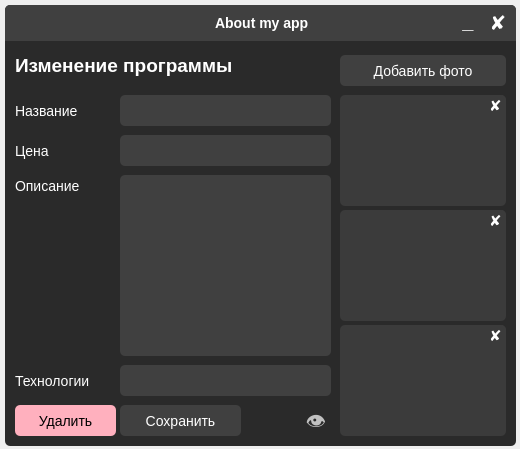
The window that about_my_app/about_my_app.ui (b0shka/selling_apps) describes before a commit, drawn with Qt 5.
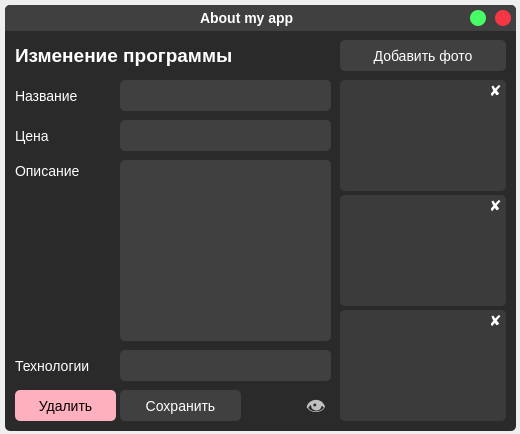
The same window after the commit.

```diff
--- a/about_my_app/about_my_app.ui
+++ b/about_my_app/about_my_app.ui
@@ -7,19 +7,19 @@
     <x>0</x>
     <y>0</y>
     <width>520</width>
-    <height>449</height>
+    <height>434</height>
    </rect>
   </property>
   <property name="minimumSize">
    <size>
-    <width>336</width>
-    <height>410</height>
+    <width>520</width>
+    <height>434</height>
    </size>
   </property>
   <property name="maximumSize">
    <size>
-    <width>45345</width>
-    <height>5435435</height>
+    <width>520</width>
+    <height>434</height>
    </size>
   </property>
   <property name="windowTitle">
@@ -34,13 +34,13 @@
      <x>5</x>
      <y>5</y>
      <width>511</width>
-     <height>441</height>
+     <height>426</height>
     </rect>
    </property>
    <property name="minimumSize">
     <size>
      <width>511</width>
-     <height>441</height>
+     <height>4</height>
     </size>
    </property>
    <property name="maximumSize">
@@ -65,7 +65,7 @@
     <property name="geometry">
      <rect>
       <x>10</x>
-      <y>365</y>
+      <y>350</y>
       <width>96</width>
       <height>21</height>
      </rect>
@@ -81,7 +81,7 @@
     <property name="geometry">
      <rect>
       <x>10</x>
-      <y>50</y>
+      <y>40</y>
       <width>256</width>
       <height>21</height>
      </rect>
@@ -104,7 +104,7 @@
     <property name="geometry">
      <rect>
       <x>115</x>
-      <y>360</y>
+      <y>345</y>
       <width>211</width>
       <height>31</height>
      </rect>
@@ -120,7 +120,7 @@
     <property name="geometry">
      <rect>
       <x>10</x>
-      <y>95</y>
+      <y>80</y>
       <width>96</width>
       <height>21</height>
      </rect>
@@ -136,7 +136,7 @@
     <property name="geometry">
      <rect>
       <x>10</x>
-      <y>170</y>
+      <y>155</y>
       <width>96</width>
       <height>21</height>
      </rect>
@@ -152,7 +152,7 @@
     <property name="geometry">
      <rect>
       <x>115</x>
-      <y>90</y>
+      <y>75</y>
       <width>211</width>
       <height>31</height>
      </rect>
@@ -171,7 +171,7 @@
     <property name="geometry">
      <rect>
       <x>115</x>
-      <y>170</y>
+      <y>155</y>
       <width>211</width>
       <height>181</height>
      </rect>
@@ -187,7 +187,7 @@
     <property name="geometry">
      <rect>
       <x>115</x>
-      <y>130</y>
+      <y>115</y>
       <width>211</width>
       <height>31</height>
      </rect>
@@ -203,7 +203,7 @@
     <property name="geometry">
      <rect>
       <x>115</x>
-      <y>400</y>
+      <y>385</y>
       <width>121</width>
       <height>31</height>
      </rect>
@@ -226,7 +226,7 @@
     <property name="geometry">
      <rect>
       <x>10</x>
-      <y>135</y>
+      <y>120</y>
       <width>61</width>
       <height>21</height>
      </rect>
@@ -242,7 +242,7 @@
     <property name="geometry">
      <rect>
       <x>10</x>
-      <y>400</y>
+      <y>385</y>
       <width>101</width>
       <height>31</height>
      </rect>
@@ -262,120 +262,11 @@
      <string>Удалить</string>
     </property>
    </widget>
-   <widget class="QFrame" name="frame_3">
-    <property name="geometry">
-     <rect>
-      <x>0</x>
-      <y>0</y>
-      <width>511</width>
-      <height>36</height>
-     </rect>
-    </property>
-    <property name="styleSheet">
-     <string notr="true">QFrame{
-	border-bottom-left-radius: 0px;
-	border-bottom-right-radius: 0px;
-	background-color: #404040;
-}</string>
-    </property>
-    <property name="frameShape">
-     <enum>QFrame::StyledPanel</enum>
-    </property>
-    <property name="frameShadow">
-     <enum>QFrame::Raised</enum>
-    </property>
-    <widget class="QPushButton" name="pushButton_8">
-     <property name="geometry">
-      <rect>
-       <x>480</x>
-       <y>5</y>
-       <width>26</width>
-       <height>26</height>
-      </rect>
-     </property>
-     <property name="font">
-      <font>
-       <pointsize>-1</pointsize>
-       <weight>75</weight>
-       <bold>true</bold>
-      </font>
-     </property>
-     <property name="styleSheet">
-      <string notr="true">QPushButton {
-	font-size: 20px;
-	background-color: #404040;
-	border-radius: 5px;
-}
-QPushButton::hover {
-	background-color: #ffb0be;
-	color: black;
-}</string>
-     </property>
-     <property name="text">
-      <string>✘</string>
-     </property>
-    </widget>
-    <widget class="QPushButton" name="pushButton_9">
-     <property name="geometry">
-      <rect>
-       <x>450</x>
-       <y>5</y>
-       <width>26</width>
-       <height>26</height>
-      </rect>
-     </property>
-     <property name="font">
-      <font>
-       <pointsize>-1</pointsize>
-       <weight>75</weight>
-       <bold>true</bold>
-      </font>
-     </property>
-     <property name="styleSheet">
-      <string notr="true">QPushButton {
-	padding-bottom: 4px;
-	font-size: 20px;
-	background-color: #404040;
-	border-radius: 5px;
-}
-QPushButton::hover {
-	background-color: #2a2a2a;
-}</string>
-     </property>
-     <property name="text">
-      <string>_</string>
-     </property>
-    </widget>
-    <widget class="QLabel" name="label_8">
-     <property name="geometry">
-      <rect>
-       <x>210</x>
-       <y>10</y>
-       <width>111</width>
-       <height>16</height>
-      </rect>
-     </property>
-     <property name="font">
-      <font>
-       <pointsize>-1</pointsize>
-       <weight>75</weight>
-       <bold>true</bold>
-      </font>
-     </property>
-     <property name="styleSheet">
-      <string notr="true">font-size: 14px;
-color: white;</string>
-     </property>
-     <property name="text">
-      <string>About my app</string>
-     </property>
-    </widget>
-   </widget>
    <widget class="QLabel" name="label_10">
     <property name="geometry">
      <rect>
       <x>335</x>
-      <y>90</y>
+      <y>75</y>
       <width>166</width>
       <height>111</height>
      </rect>
@@ -399,7 +290,7 @@
     <property name="geometry">
      <rect>
       <x>335</x>
-      <y>205</y>
+      <y>190</y>
       <width>166</width>
       <height>111</height>
      </rect>
@@ -423,7 +314,7 @@
     <property name="geometry">
      <rect>
       <x>335</x>
-      <y>320</y>
+      <y>305</y>
       <width>166</width>
       <height>111</height>
      </rect>
@@ -447,7 +338,7 @@
     <property name="geometry">
      <rect>
       <x>480</x>
-      <y>90</y>
+      <y>75</y>
       <width>21</width>
       <height>21</height>
      </rect>
@@ -480,7 +371,7 @@
     <property name="geometry">
      <rect>
       <x>480</x>
-      <y>205</y>
+      <y>190</y>
       <width>21</width>
       <height>21</height>
      </rect>
@@ -513,7 +404,7 @@
     <property name="geometry">
      <rect>
       <x>480</x>
-      <y>320</y>
+      <y>305</y>
       <width>21</width>
       <height>21</height>
      </rect>
@@ -546,7 +437,7 @@
     <property name="geometry">
      <rect>
       <x>335</x>
-      <y>50</y>
+      <y>35</y>
       <width>166</width>
       <height>31</height>
      </rect>
@@ -569,7 +460,7 @@
     <property name="geometry">
      <rect>
       <x>300</x>
-      <y>405</y>
+      <y>390</y>
       <width>21</width>
       <height>26</height>
      </rect>
@@ -594,7 +485,7 @@
     <property name="geometry">
      <rect>
       <x>245</x>
-      <y>405</y>
+      <y>390</y>
       <width>51</width>
       <height>21</height>
      </rect>
@@ -615,6 +506,115 @@
      <set>Qt::AlignRight|Qt::AlignTrailing|Qt::AlignVCenter</set>
     </property>
    </widget>
+   <widget class="QFrame" name="frame_4">
+    <property name="geometry">
+     <rect>
+      <x>0</x>
+      <y>0</y>
+      <width>511</width>
+      <height>26</height>
+     </rect>
+    </property>
+    <property name="styleSheet">
+     <string notr="true">QFrame{
+	border-bottom-left-radius: 0px;
+	border-bottom-right-radius: 0px;
+	background-color: #404040;
+}</string>
+    </property>
+    <property name="frameShape">
+     <enum>QFrame::StyledPanel</enum>
+    </property>
+    <property name="frameShadow">
+     <enum>QFrame::Raised</enum>
+    </property>
+    <widget class="QPushButton" name="pushButton_8">
+     <property name="geometry">
+      <rect>
+       <x>490</x>
+       <y>5</y>
+       <width>16</width>
+       <height>16</height>
+      </rect>
+     </property>
+     <property name="font">
+      <font>
+       <pointsize>-1</pointsize>
+       <weight>75</weight>
+       <bold>true</bold>
+      </font>
+     </property>
+     <property name="styleSheet">
+      <string notr="true">QPushButton {
+	font-size: 20px;
+	background-color: #f73643;
+	border-radius: 8px;
+}
+QPushButton::hover {
+	background-color: #d63a44;
+	color: black;
+}</string>
+     </property>
+     <property name="text">
+      <string/>
+     </property>
+    </widget>
+    <widget class="QPushButton" name="pushButton_9">
+     <property name="geometry">
+      <rect>
+       <x>465</x>
+       <y>5</y>
+       <width>16</width>
+       <height>16</height>
+      </rect>
+     </property>
+     <property name="font">
+      <font>
+       <pointsize>-1</pointsize>
+       <weight>75</weight>
+       <bold>true</bold>
+      </font>
+     </property>
+     <property name="styleSheet">
+      <string notr="true">QPushButton {
+	padding-bottom: 4px;
+	font-size: 20px;
+	background-color: #47fc65;
+	border-radius: 8px;
+}
+QPushButton::hover {
+	background-color: #49cc5f;
+}</string>
+     </property>
+     <property name="text">
+      <string/>
+     </property>
+    </widget>
+    <widget class="QLabel" name="label_8">
+     <property name="geometry">
+      <rect>
+       <x>195</x>
+       <y>5</y>
+       <width>111</width>
+       <height>16</height>
+      </rect>
+     </property>
+     <property name="font">
+      <font>
+       <pointsize>-1</pointsize>
+       <weight>75</weight>
+       <bold>true</bold>
+      </font>
+     </property>
+     <property name="styleSheet">
+      <string notr="true">font-size: 14px;
+color: white;</string>
+     </property>
+     <property name="text">
+      <string>About my app</string>
+     </property>
+    </widget>
+   </widget>
   </widget>
  </widget>
  <resources/>
```
